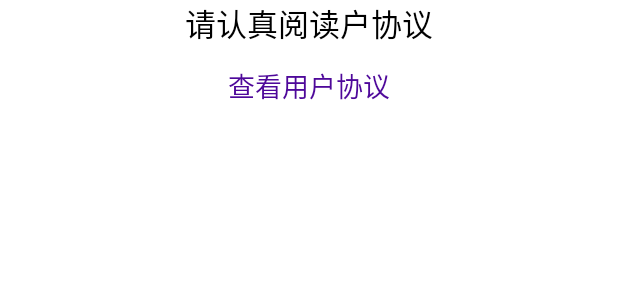
After one commit to androids7/2x, an Android app: the layout userpaper.xml on its own in the app's theme, with its tools: preview values and no code run, on a phone screen of 412 x 824 dp. The commit adds this screen. Shown: the top 300 px of the screen. Run offline under Robolectric (Android 15) with nearby library versions, the phone set to English and light mode, and no system bars.

Commit message:
添加用户协议（准备）

```diff
--- /dev/null
+++ b/app/src/main/res/layout/userpaper.xml
@@ -0,0 +1,22 @@
+<?xml version="1.0" encoding="utf-8"?>
+<LinearLayout xmlns:android="http://schemas.android.com/apk/res/android"
+    android:layout_width="match_parent"
+    android:orientation="vertical"
+    android:gravity="center"
+    android:layout_height="wrap_content">
+    <TextView
+
+        android:layout_width="wrap_content"
+        android:layout_height="wrap_content"
+        android:text="请认真阅读户协议"
+        android:textColor="#000000"
+        android:textSize="16sp" />
+    <TextView
+        android:id="@+id/userpaper"
+        android:paddingTop="10dp"
+        android:layout_width="wrap_content"
+        android:layout_height="wrap_content"
+        android:text="查看用户协议"
+        android:textColor="#4e089a"
+        android:textSize="14sp" />
+</LinearLayout>
```
Also changed, not shown: app/src/main/java/as/mke/eatmem/WithUInter.java (+67 -8 lines), app/src/main/res/layout/page3.xml (+0 -13 lines).
